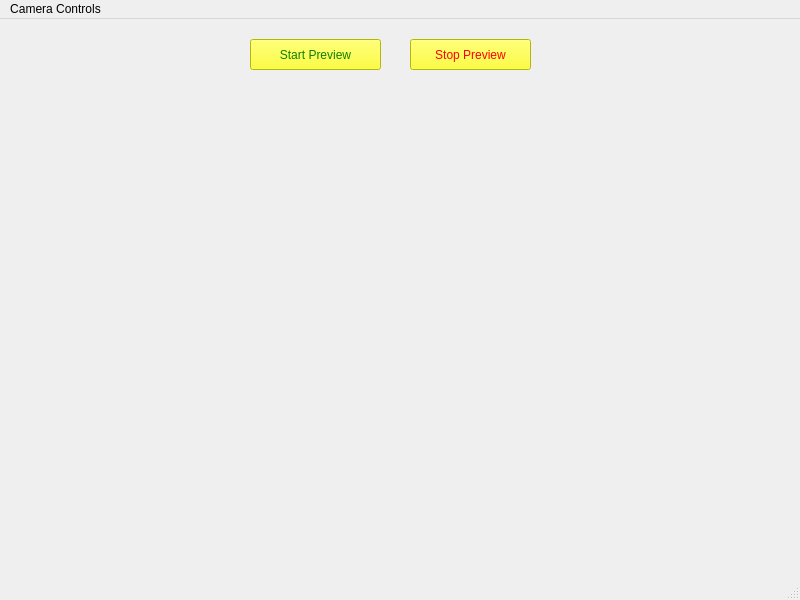
Qt form UI/cam_gui.ui (neuroimlabpitt/Pupilometry-UI) before a commit.
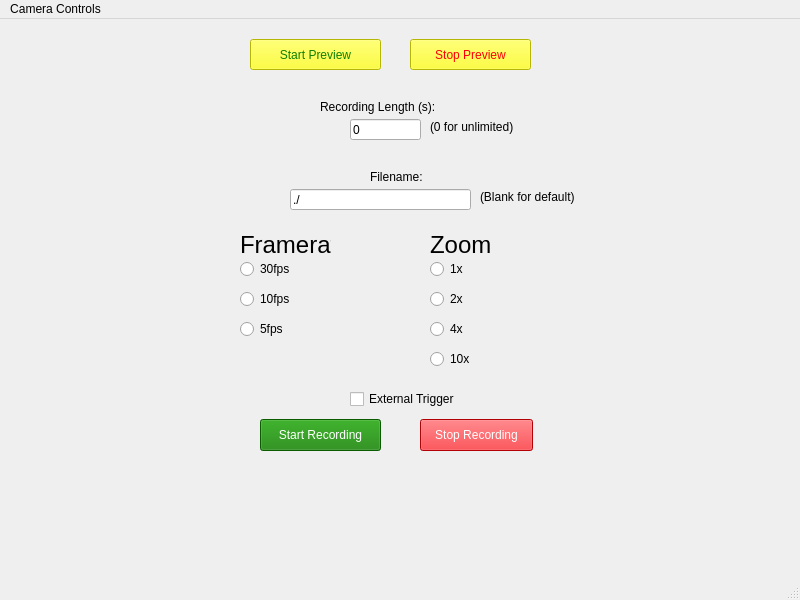
The same form after that commit.

Commit message: UI Design PyQt5

What changed in the file:
```diff
--- a/UI/cam_gui.ui
+++ b/UI/cam_gui.ui
@@ -48,6 +48,258 @@
      <string>Stop Preview</string>
     </property>
    </widget>
+   <widget class="QLineEdit" name="RecordingTime">
+    <property name="geometry">
+     <rect>
+      <x>350</x>
+      <y>100</y>
+      <width>71</width>
+      <height>21</height>
+     </rect>
+    </property>
+    <property name="text">
+     <string>0</string>
+    </property>
+   </widget>
+   <widget class="QLabel" name="label">
+    <property name="geometry">
+     <rect>
+      <x>320</x>
+      <y>80</y>
+      <width>141</width>
+      <height>16</height>
+     </rect>
+    </property>
+    <property name="text">
+     <string>Recording Length (s):</string>
+    </property>
+   </widget>
+   <widget class="QLabel" name="label_2">
+    <property name="geometry">
+     <rect>
+      <x>430</x>
+      <y>100</y>
+      <width>101</width>
+      <height>16</height>
+     </rect>
+    </property>
+    <property name="text">
+     <string>(0 for unlimited)</string>
+    </property>
+   </widget>
+   <widget class="QLineEdit" name="lineEdit">
+    <property name="geometry">
+     <rect>
+      <x>290</x>
+      <y>170</y>
+      <width>181</width>
+      <height>21</height>
+     </rect>
+    </property>
+    <property name="text">
+     <string>./</string>
+    </property>
+   </widget>
+   <widget class="QLabel" name="label_3">
+    <property name="geometry">
+     <rect>
+      <x>370</x>
+      <y>150</y>
+      <width>61</width>
+      <height>16</height>
+     </rect>
+    </property>
+    <property name="text">
+     <string>Filename:</string>
+    </property>
+   </widget>
+   <widget class="QLabel" name="label_4">
+    <property name="geometry">
+     <rect>
+      <x>480</x>
+      <y>170</y>
+      <width>111</width>
+      <height>16</height>
+     </rect>
+    </property>
+    <property name="text">
+     <string>(Blank for default)</string>
+    </property>
+   </widget>
+   <widget class="QRadioButton" name="radioButton">
+    <property name="geometry">
+     <rect>
+      <x>240</x>
+      <y>240</y>
+      <width>100</width>
+      <height>20</height>
+     </rect>
+    </property>
+    <property name="text">
+     <string>30fps</string>
+    </property>
+   </widget>
+   <widget class="QRadioButton" name="radioButton_2">
+    <property name="geometry">
+     <rect>
+      <x>240</x>
+      <y>270</y>
+      <width>100</width>
+      <height>20</height>
+     </rect>
+    </property>
+    <property name="text">
+     <string>10fps</string>
+    </property>
+   </widget>
+   <widget class="QRadioButton" name="radioButton_3">
+    <property name="geometry">
+     <rect>
+      <x>240</x>
+      <y>300</y>
+      <width>100</width>
+      <height>20</height>
+     </rect>
+    </property>
+    <property name="text">
+     <string>5fps</string>
+    </property>
+   </widget>
+   <widget class="QRadioButton" name="radioButton_4">
+    <property name="geometry">
+     <rect>
+      <x>430</x>
+      <y>240</y>
+      <width>100</width>
+      <height>20</height>
+     </rect>
+    </property>
+    <property name="text">
+     <string>1x</string>
+    </property>
+   </widget>
+   <widget class="QRadioButton" name="radioButton_5">
+    <property name="geometry">
+     <rect>
+      <x>430</x>
+      <y>270</y>
+      <width>100</width>
+      <height>20</height>
+     </rect>
+    </property>
+    <property name="text">
+     <string>2x</string>
+    </property>
+   </widget>
+   <widget class="QRadioButton" name="radioButton_6">
+    <property name="geometry">
+     <rect>
+      <x>430</x>
+      <y>300</y>
+      <width>100</width>
+      <height>20</height>
+     </rect>
+    </property>
+    <property name="text">
+     <string>4x</string>
+    </property>
+   </widget>
+   <widget class="QRadioButton" name="radioButton_7">
+    <property name="geometry">
+     <rect>
+      <x>430</x>
+      <y>330</y>
+      <width>100</width>
+      <height>20</height>
+     </rect>
+    </property>
+    <property name="text">
+     <string>10x</string>
+    </property>
+   </widget>
+   <widget class="QLabel" name="label_5">
+    <property name="geometry">
+     <rect>
+      <x>430</x>
+      <y>215</y>
+      <width>60</width>
+      <height>21</height>
+     </rect>
+    </property>
+    <property name="font">
+     <font>
+      <pointsize>18</pointsize>
+     </font>
+    </property>
+    <property name="text">
+     <string>Zoom</string>
+    </property>
+   </widget>
+   <widget class="QLabel" name="label_6">
+    <property name="geometry">
+     <rect>
+      <x>240</x>
+      <y>210</y>
+      <width>91</width>
+      <height>31</height>
+     </rect>
+    </property>
+    <property name="font">
+     <font>
+      <pointsize>18</pointsize>
+     </font>
+    </property>
+    <property name="text">
+     <string>Framerate</string>
+    </property>
+   </widget>
+   <widget class="QCheckBox" name="checkBox">
+    <property name="geometry">
+     <rect>
+      <x>350</x>
+      <y>370</y>
+      <width>121</width>
+      <height>20</height>
+     </rect>
+    </property>
+    <property name="text">
+     <string>External Trigger</string>
+    </property>
+   </widget>
+   <widget class="QPushButton" name="pushButton">
+    <property name="geometry">
+     <rect>
+      <x>260</x>
+      <y>400</y>
+      <width>121</width>
+      <height>32</height>
+     </rect>
+    </property>
+    <property name="styleSheet">
+     <string notr="true">background-color: rgb(16, 128, 1);
+color: rgb(255, 255, 255);</string>
+    </property>
+    <property name="text">
+     <string>Start Recording</string>
+    </property>
+   </widget>
+   <widget class="QPushButton" name="pushButton_2">
+    <property name="geometry">
+     <rect>
+      <x>420</x>
+      <y>400</y>
+      <width>113</width>
+      <height>32</height>
+     </rect>
+    </property>
+    <property name="styleSheet">
+     <string notr="true">background-color: rgb(252, 1, 7);
+color: rgb(255, 255, 255);</string>
+    </property>
+    <property name="text">
+     <string>Stop Recording</string>
+    </property>
+   </widget>
   </widget>
   <widget class="QMenuBar" name="menubar">
    <property name="geometry">
```
The commit also changes 1 other file.
